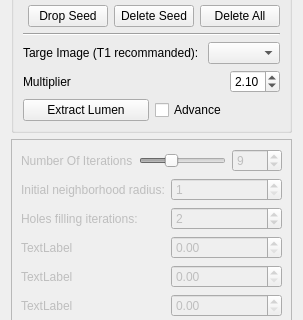
Before: the Qt Designer form codes/InteractorStyles/QInteractorStyleLumenSeedsPlacer.ui in wuzhuobin/PlaqueQuant, drawn with Qt 5; both pictures show x 0 to 303 and y 241 to 561 of the 303 by 671 pixel window.
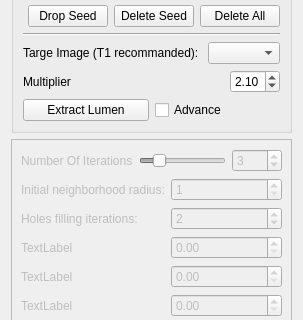
After: the same form once the commit is applied.

Commit message: Now the QInteractorStyleVesselSegmentation is almost completed. lack of function for multiple filling and maybe the output of lumenSeedsPlacer should changed?

Patch:
```diff
--- a/codes/InteractorStyles/QInteractorStyleLumenSeedsPlacer.ui
+++ b/codes/InteractorStyles/QInteractorStyleLumenSeedsPlacer.ui
@@ -414,10 +414,10 @@
            <number>20</number>
           </property>
           <property name="value">
-           <number>9</number>
+           <number>6</number>
           </property>
           <property name="sliderPosition">
-           <number>9</number>
+           <number>6</number>
           </property>
           <property name="orientation">
            <enum>Qt::Horizontal</enum>
@@ -439,13 +439,13 @@
            </size>
           </property>
           <property name="minimum">
-           <number>3</number>
+           <number>1</number>
           </property>
           <property name="maximum">
            <number>20</number>
           </property>
           <property name="value">
-           <number>9</number>
+           <number>3</number>
           </property>
          </widget>
         </item>
```
Left out of the diff: 2 changed lines with no effect on the pictures. The commit also changes 8 other files.
